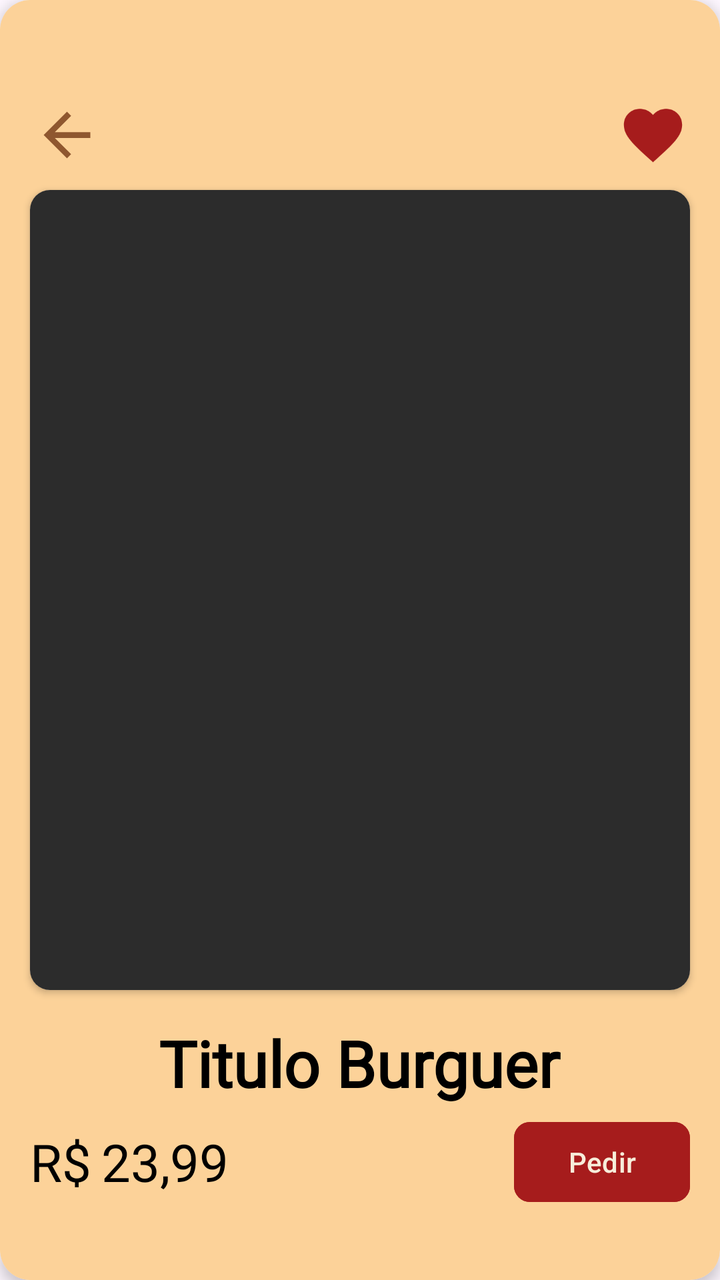
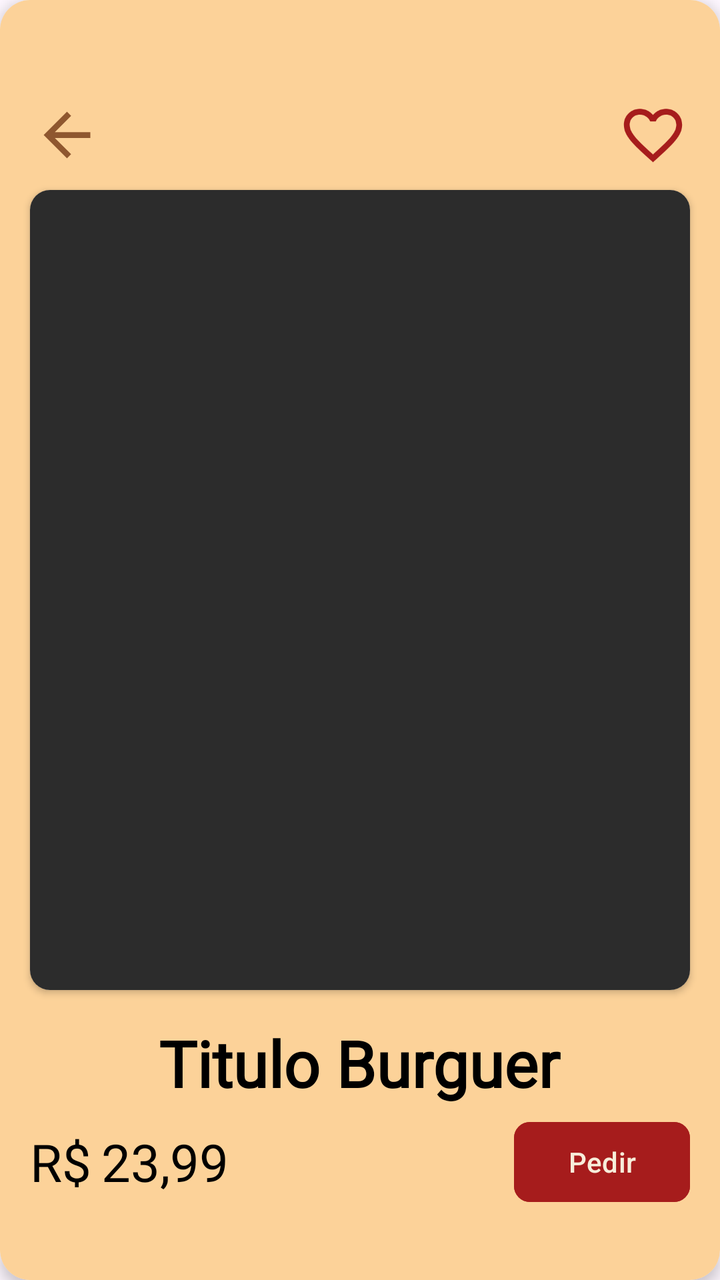

The first picture is an Android layout as it rendered before a commit; the second is the same layout after the commit. The layout source and the unified diff follow.
<!-- AndroidManifest.xml: application theme Theme.VangustApp -->
<!-- res/layout/modelo_detalhes_produtos.xml -->
<?xml version="1.0" encoding="utf-8"?>
<androidx.cardview.widget.CardView xmlns:android="http://schemas.android.com/apk/res/android"
    xmlns:app="http://schemas.android.com/apk/res-auto"
    android:id="@+id/modeloCardProdutos"
    android:layout_width="match_parent"
    android:layout_height="match_parent"
    android:background="#F7EDDA"
    app:cardCornerRadius="15dp"
    app:cardElevation="4dp">

    <LinearLayout
        android:layout_width="match_parent"
        android:layout_height="match_parent"
        android:background="#FCD299"
        android:orientation="vertical">

        
        <RelativeLayout
            android:layout_width="match_parent"
            android:layout_height="wrap_content"
            android:layout_marginStart="16dp"
            android:layout_marginEnd="16dp"
            android:layout_marginTop="50dp">

            <ImageView
                android:id="@+id/btnVoltarDetalhesProduto"
                android:layout_width="35dp"
                android:layout_height="35dp"
                android:layout_alignParentStart="true"
                android:src="@drawable/baseline_arrow_back"
                app:tint="#8F572F" />

            <ImageView
                android:id="@+id/btnFavoritarDetalhes"
                android:layout_width="35dp"
                android:layout_height="35dp"
                android:layout_alignParentEnd="true"
                android:src="@drawable/baseline_favorite"
                app:tint="#A61C1C" />
        </RelativeLayout>

        
        <androidx.cardview.widget.CardView
            android:layout_marginTop="10dp"
            android:layout_width="match_parent"
            android:layout_height="400dp"
            android:layout_marginStart="15dp"
            android:layout_marginEnd="15dp"
            app:cardCornerRadius="10dp">

            <ImageView
                android:id="@+id/modeloImagemProdutos"
                android:layout_width="match_parent"
                android:layout_height="match_parent"
                android:scaleType="centerCrop"
                android:src="#2c2c2c" />
        </androidx.cardview.widget.CardView>

        
        <LinearLayout
            android:layout_width="match_parent"
            android:layout_height="match_parent"
            android:orientation="vertical"
            android:padding="15dp">

            
            <LinearLayout
                android:layout_width="match_parent"
                android:layout_height="0dp"
                android:layout_weight="1"
                android:orientation="vertical">

                <TextView
                    android:id="@+id/modeloTituloProdutos"
                    android:layout_width="wrap_content"
                    android:layout_height="wrap_content"
                    android:layout_gravity="center_horizontal"
                    android:fontFamily="@font/oswald_regular"
                    android:text="Titulo Burguer"
                    android:textColor="@color/black"
                    android:textSize="32sp"
                    android:textStyle="bold" />

                <TextView
                    android:id="@+id/modeloDescricaoProdutos"
                    android:layout_width="match_parent"
                    android:layout_height="wrap_content"
                    android:layout_marginTop="10dp"
                    android:fontFamily="@font/roboto_condensed_light"
                    android:gravity="center_horizontal"
                    android:text="Lorem ipsum hambúrguer artesanal smashed burger bacon crocante maionese da casa cheddar derretido. Blend de angus pão de brioche tostado na manteiga alface americana tomate fresco cebola roxa caramelizada."
                    android:textColor="@color/black"
                    android:textSize="20sp" />
            </LinearLayout>

            
            <LinearLayout
                android:layout_marginBottom="20dp"
                android:layout_width="match_parent"
                android:layout_height="wrap_content"
                android:gravity="center_vertical"
                android:orientation="horizontal">

                <TextView
                    android:layout_width="wrap_content"
                    android:layout_height="wrap_content"
                    android:fontFamily="@font/oswald_regular"
                    android:text="R$"
                    android:textColor="@color/black"
                    android:textSize="26sp" />

                <TextView
                    android:id="@+id/modeloPrecoProdutos"
                    android:layout_width="wrap_content"
                    android:layout_height="wrap_content"
                    android:layout_marginStart="5dp"
                    android:fontFamily="@font/oswald_regular"
                    android:text="23,99"
                    android:textColor="@color/black"
                    android:textSize="26sp" />

                <View
                    android:layout_width="0dp"
                    android:layout_height="0dp"
                    android:layout_weight="1" />

                <com.google.android.material.button.MaterialButton
                    android:id="@+id/btnPedirProduto"
                    android:layout_width="wrap_content"
                    android:layout_height="wrap_content"
                    android:backgroundTint="#A61C1C"
                    android:text="Pedir"
                    android:textColor="#F7EDDA"
                    app:cornerRadius="8dp" />
            </LinearLayout>

        </LinearLayout>
    </LinearLayout>

</androidx.cardview.widget.CardView>
<!-- resources referenced by this layout -->
<resources>
  <color name="black">#FF000000</color>
  <!-- drawable baseline_arrow_back (drawable) -->
  <vector xmlns:android="http://schemas.android.com/apk/res/android" android:autoMirrored="true" android:height="24dp" android:tint="#000000" android:viewportHeight="24" android:viewportWidth="24" android:width="24dp">
        
      <path android:fillColor="@android:color/white" android:pathData="M20,11H7.83l5.59,-5.59L12,4l-8,8 8,8 1.41,-1.41L7.83,13H20v-2z"/>
      
  </vector>
  <!-- drawable baseline_favorite (drawable) -->
  <vector xmlns:android="http://schemas.android.com/apk/res/android" android:height="24dp" android:tint="#F7EDDA" android:viewportHeight="24" android:viewportWidth="24" android:width="24dp">
        
      <path android:fillColor="@android:color/white" android:pathData="M12,21.35l-1.45,-1.32C5.4,15.36 2,12.28 2,8.5 2,5.42 4.42,3 7.5,3c1.74,0 3.41,0.81 4.5,2.09C13.09,3.81 14.76,3 16.5,3 19.58,3 22,5.42 22,8.5c0,3.78 -3.4,6.86 -8.55,11.54L12,21.35z"/>
      
  </vector>
  <style name="Theme.VangustApp" parent="Base.Theme.VangustApp" />
  <style name="Base.Theme.VangustApp" parent="Theme.Material3.DayNight.NoActionBar">
          
          
      </style>
</resources>

<!-- the commit's change to res/layout/modelo_detalhes_produtos.xml (unified diff, before → after) -->
@@ -35,7 +35,7 @@
                 android:layout_width="35dp"
                 android:layout_height="35dp"
                 android:layout_alignParentEnd="true"
-                android:src="@drawable/baseline_favorite"
+                android:src="@drawable/baseline_favorite_border"
                 app:tint="#A61C1C" />
         </RelativeLayout>
 
<!-- resource entries referenced after the edit -->
@@ -7,10 +7,10 @@
       <path android:fillColor="@android:color/white" android:pathData="M20,11H7.83l5.59,-5.59L12,4l-8,8 8,8 1.41,-1.41L7.83,13H20v-2z"/>
       
   </vector>
-  <!-- drawable baseline_favorite (drawable) -->
-  <vector xmlns:android="http://schemas.android.com/apk/res/android" android:height="24dp" android:tint="#F7EDDA" android:viewportHeight="24" android:viewportWidth="24" android:width="24dp">
+  <!-- drawable baseline_favorite_border (drawable) -->
+  <vector xmlns:android="http://schemas.android.com/apk/res/android" android:height="24dp" android:tint="#000000" android:viewportHeight="24" android:viewportWidth="24" android:width="24dp">
         
-      <path android:fillColor="@android:color/white" android:pathData="M12,21.35l-1.45,-1.32C5.4,15.36 2,12.28 2,8.5 2,5.42 4.42,3 7.5,3c1.74,0 3.41,0.81 4.5,2.09C13.09,3.81 14.76,3 16.5,3 19.58,3 22,5.42 22,8.5c0,3.78 -3.4,6.86 -8.55,11.54L12,21.35z"/>
+      <path android:fillColor="@android:color/white" android:pathData="M16.5,3c-1.74,0 -3.41,0.81 -4.5,2.09C10.91,3.81 9.24,3 7.5,3 4.42,3 2,5.42 2,8.5c0,3.78 3.4,6.86 8.55,11.54L12,21.35l1.45,-1.32C18.6,15.36 22,12.28 22,8.5 22,5.42 19.58,3 16.5,3zM12.1,18.55l-0.1,0.1 -0.1,-0.1C7.14,14.24 4,11.39 4,8.5 4,6.5 5.5,5 7.5,5c1.54,0 3.04,0.99 3.57,2.36h1.87C13.46,5.99 14.96,5 16.5,5c2,0 3.5,1.5 3.5,3.5 0,2.89 -3.14,5.74 -7.9,10.05z"/>
       
   </vector>
   <style name="Theme.VangustApp" parent="Base.Theme.VangustApp" />
